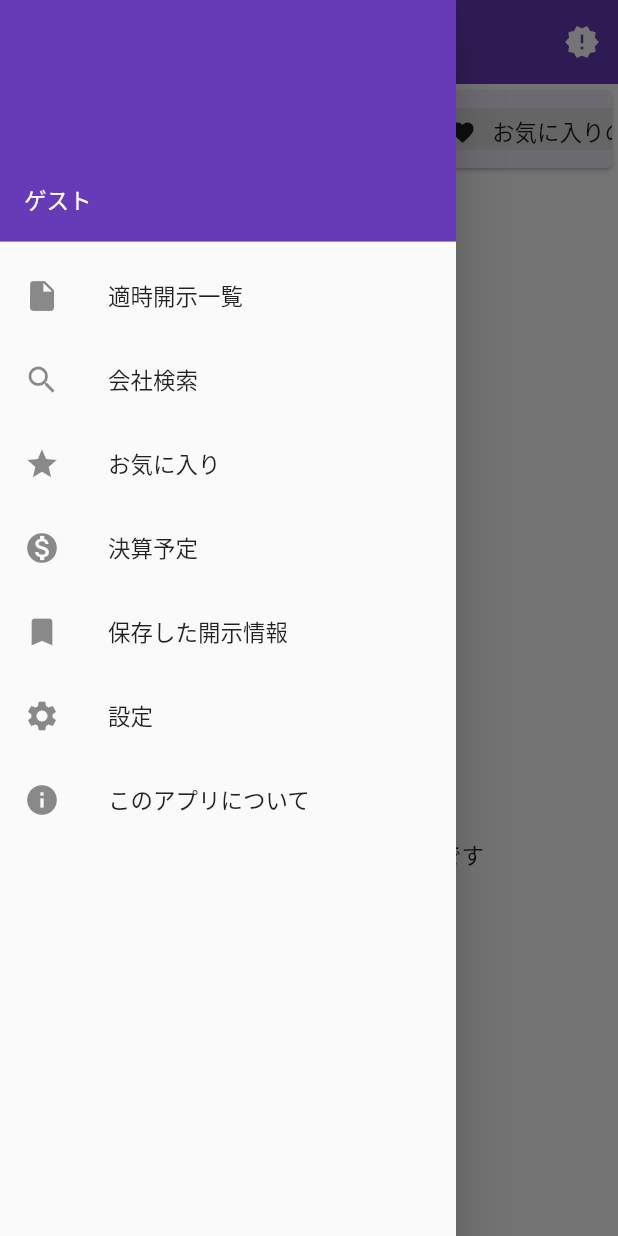
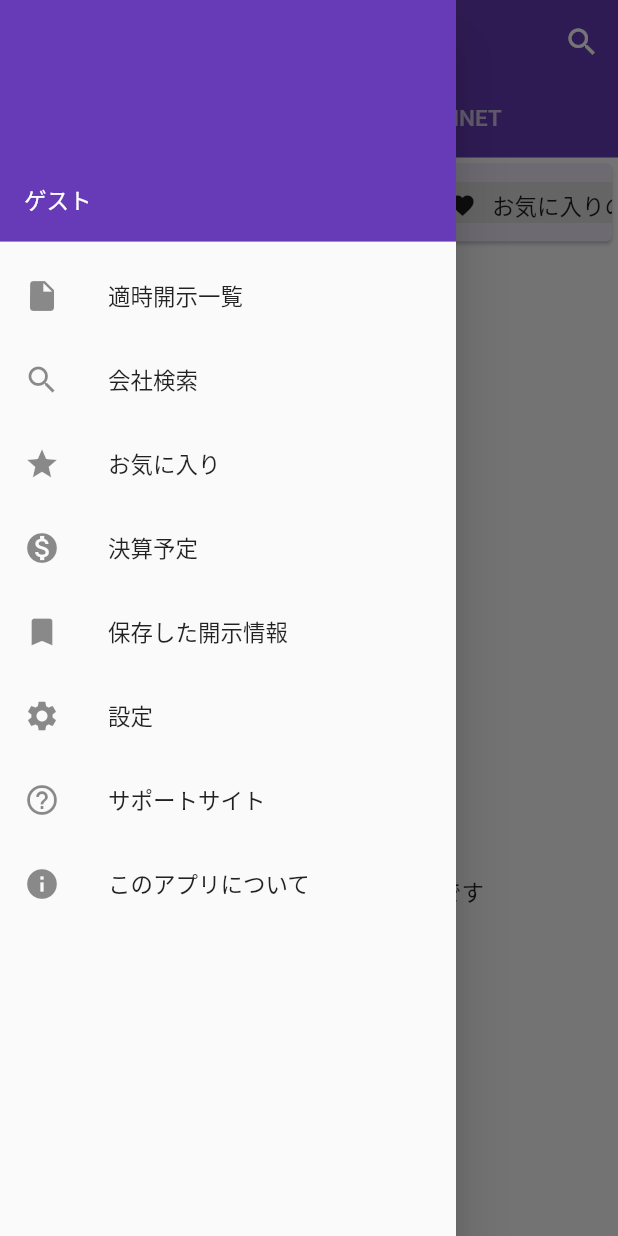
Before and after one commit to kiyonori-matsumoto/disclosure-app-2, a Flutter app: the screen it shows after launch, with the side drawer open, on a phone screen of 412 x 824 dp. Run offline on Flutter 3.47's test engine with Material 3 defaults, Android fonts, the phone set to English and light mode, and no system bars; our stand-ins replace cloud_firestore, firebase_analytics, firebase_auth, firebase_core, firebase_crashlytics, firebase_messaging and 9 more; missing offline and left inert: firebase_app_check; accounts and stored records are empty; generated files the repository leaves out were written again; network calls fail.

Commit message:
feat(ui): improve IA with TabBar navigation and quick company search (#106)
- Replace AppBar dropdown with TabBar for 1-tap TDNET/EDINET switching
- Replace outdated homepage link in AppBar with Company Search (Icons.search)
- Keep scroll-driven hiding AppBar (pinned: false, floating: true, snap: true)
- Move Support Site link to Drawer and SettingScreen
- Add Company Search action button to Favorite and Settlements screens
- Document assumed user personas, use cases, and IA priorities in docs/use_cases_and_ia.md

```diff
--- a/lib/app.dart
+++ b/lib/app.dart
@@ -206,7 +206,7 @@ class AppRootWidgetState extends ConsumerState<AppRootWidget> {
       ),
       themeMode: themeMode,
       routes: {
-        '/': (context) => DisclosureStreamScreen(),
+        '/': (context) => const DisclosureStreamScreen(),
         '/companies': (context) => const SearchCompanyScreen(),
         '/favorites': (context) => const FavoriteScreen(),
         '/settings': (context) => const SettingScreen(),
--- a/lib/screens/disclosure_stream.dart
+++ b/lib/screens/disclosure_stream.dart
@@ -4,7 +4,6 @@ import 'package:disclosure_app_fl/providers/edinet_disclosures_provider.dart';
 import 'package:disclosure_app_fl/providers/favorites_provider.dart';
 import 'package:disclosure_app_fl/utils/routeobserver.dart';
 import 'package:disclosure_app_fl/utils/sliver_appbar_delegate.dart';
-import 'package:disclosure_app_fl/utils/url.dart';
 import 'package:disclosure_app_fl/widgets/banner_ad.dart';
 import 'package:disclosure_app_fl/widgets/disclosure_list_item.dart';
 import 'package:disclosure_app_fl/widgets/edinet_streaming.dart';
@@ -30,15 +29,28 @@ class DisclosureStreamScreen extends ConsumerStatefulWidget {
 }
 
 class DisclosureStreamScreenState extends ConsumerState<DisclosureStreamScreen>
-    with RouteAware {
+    with RouteAware, SingleTickerProviderStateMixin {
   final MyRouteObserver routeObserver = MyRouteObserver();
   String displayTarget = 'tdnet';
   final ScrollController sliverScrollController = ScrollController();
+  late final TabController _tabController;
 
   @override
   void initState() {
     super.initState();
     sliverScrollController.addListener(_onScroll);
+    _tabController = TabController(length: 2, vsync: this);
+    _tabController.addListener(_onTabChanged);
+  }
+
+  void _onTabChanged() {
+    if (_tabController.indexIsChanging) return;
+    final newTarget = _tabController.index == 0 ? 'tdnet' : 'edinet';
+    if (displayTarget != newTarget) {
+      setState(() {
+        displayTarget = newTarget;
+      });
+    }
   }
 
   @override
@@ -52,6 +64,8 @@ class DisclosureStreamScreenState extends ConsumerState<DisclosureStreamScreen>
     routeObserver.unsubscribe(this);
     sliverScrollController.removeListener(_onScroll);
     sliverScrollController.dispose();
+    _tabController.removeListener(_onTabChanged);
+    _tabController.dispose();
     super.dispose();
   }
 
@@ -102,38 +116,19 @@ class DisclosureStreamScreenState extends ConsumerState<DisclosureStreamScreen>
   Widget buildSliverBody(BuildContext context) {
     final formatter = DateFormat.yMd('ja');
     final appbar = SliverAppBar(
-      title: Theme(
-        data: Theme.of(context).copyWith(brightness: Brightness.dark),
-        child: DropdownButtonHideUnderline(
-          child: DropdownButton<String>(
-            value: displayTarget,
-            hint: Text(
-              displayTarget.toUpperCase(),
-              style: Theme.of(context).primaryTextTheme.titleLarge,
-            ),
-            items: const [
-              DropdownMenuItem(
-                value: 'tdnet',
-                child: Text('TDNET'),
-              ),
-              DropdownMenuItem(
-                value: 'edinet',
-                child: Text('EDINET'),
-              ),
-            ],
-            onChanged: (String? v) {
-              if (v != null) {
-                setState(() {
-                  displayTarget = v;
-                });
-              }
-            },
-          ),
-        ),
-      ),
+      title: const Text('開示情報速報'),
       pinned: false,
       floating: true,
       snap: true,
+      bottom: TabBar(
+        controller: _tabController,
+        indicatorColor: Colors.white,
+        indicatorWeight: 3.0,
+        tabs: const [
+          Tab(text: 'TDNET'),
+          Tab(text: 'EDINET'),
+        ],
+      ),
       actions: <Widget>[
         if (kDebugMode)
           IconButton(
@@ -164,11 +159,11 @@ class DisclosureStreamScreenState extends ConsumerState<DisclosureStreamScreen>
             },
           ),
         IconButton(
-          icon: const Icon(Icons.new_releases),
+          icon: const Icon(Icons.search),
+          tooltip: '会社検索',
           onPressed: () {
-            launchURL('https://disclosure-app.firebaseapp.com/whatsnew/1.1/');
+            Navigator.of(context).pushNamed('/companies');
           },
-          tooltip: '新機能',
         ),
       ],
     );
--- a/lib/widgets/drawer.dart
+++ b/lib/widgets/drawer.dart
@@ -1,5 +1,6 @@
 import 'package:disclosure_app_fl/providers/auth_provider.dart';
 import 'package:disclosure_app_fl/providers/disclosures_provider.dart';
+import 'package:disclosure_app_fl/utils/url.dart';
 import 'package:flutter/foundation.dart';
 import 'package:flutter/material.dart';
 import 'package:flutter_riverpod/flutter_riverpod.dart';
@@ -42,23 +43,23 @@ class AppDrawer extends ConsumerWidget {
                 : null,
           ),
           ListTile(
-            title: Text('適時開示一覧'),
-            leading: Icon(Icons.insert_drive_file),
+            title: const Text('適時開示一覧'),
+            leading: const Icon(Icons.insert_drive_file),
             onTap: () => Navigator.of(context).pushReplacementNamed('/'),
           ),
           ListTile(
-            title: Text('会社検索'),
-            leading: Icon(Icons.search),
+            title: const Text('会社検索'),
+            leading: const Icon(Icons.search),
             onTap: () => Navigator.of(context).popAndPushNamed('/companies'),
           ),
           ListTile(
-            title: Text('お気に入り'),
-            leading: Icon(Icons.star),
+            title: const Text('お気に入り'),
+            leading: const Icon(Icons.star),
             onTap: () => Navigator.of(context).popAndPushNamed('/favorites'),
           ),
           ListTile(
-            title: Text('決算予定'),
-            leading: Icon(Icons.monetization_on),
+            title: const Text('決算予定'),
+            leading: const Icon(Icons.monetization_on),
             onTap: () => Navigator.of(context).popAndPushNamed('/settlements'),
           ),
           ListTile(
@@ -91,6 +92,13 @@ class AppDrawer extends ConsumerWidget {
                 },
               ),
             ),
+          ListTile(
+            leading: const Icon(Icons.help_outline),
+            title: const Text('サポートサイト'),
+            onTap: () {
+              launchURL('https://disclosure-app.firebaseapp.com/');
+            },
+          ),
           FutureBuilder<PackageInfo>(
             builder: (context, snapshot) => AboutListTile(
               applicationLegalese: '(c) 2019-2023 Matsukiyo Lab.',
```
Also changed, not shown: lib/screens/favorite.dart (+12 -1 lines), lib/screens/setting.dart (+19 -2 lines), lib/screens/settlements_list.dart (+9 -0 lines), 1 other file.
